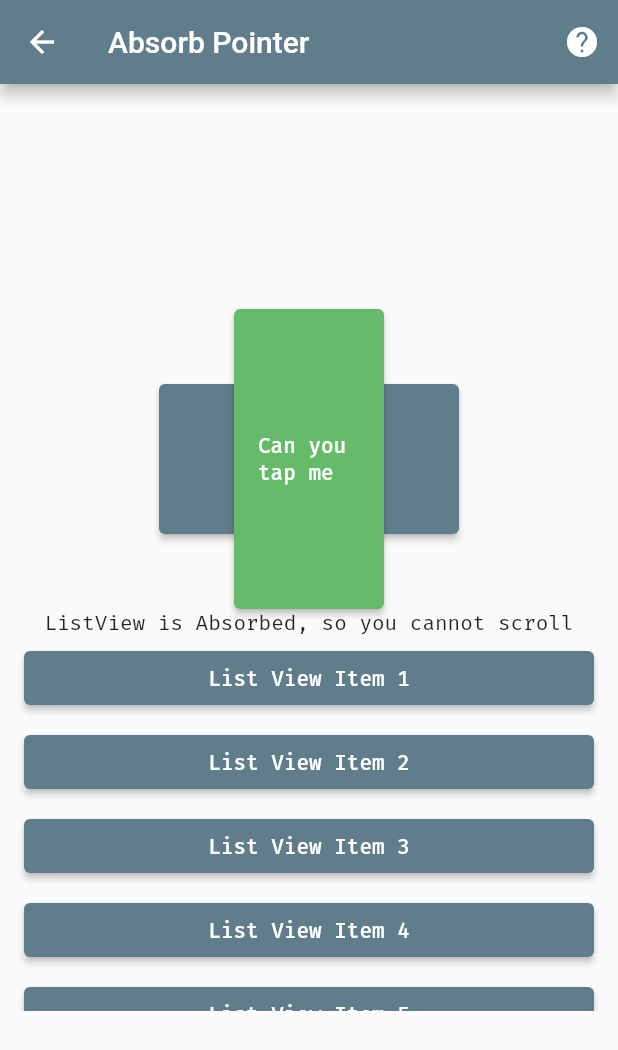
After one commit to nguyenlambuu/flutter100days, a Flutter app: the Day22AbsorbPointer screen opened directly, on a phone screen of 412 x 824 dp. The commit adds this screen. Shown: the top 1050 px of the screen. Run offline on Flutter 3.47's test engine with Material 2 defaults, Android fonts, the light colour scheme and no system bars; our stand-ins replace get, google_fonts.

Commit message:
AbsorbPointer

```diff
--- a/_100_/lib/routes/routes.dart
+++ b/_100_/lib/routes/routes.dart
@@ -19,6 +19,7 @@ import '../screens/day_018_custom_paint.dart';
 import '../screens/day_019_tooltip.dart';
 import '../screens/day_020_fitted_box.dart';
 import '../screens/day_021_layout_builder.dart';
+import '../screens/day_022_absorb_pointer.dart';
 
 Map _routes = {
   "SafeArea": Day1SafeArea(),
@@ -42,6 +43,7 @@ Map _routes = {
   "Tooltip": Day19Tooltip(),
   "FittexBox": Day20FittedBox(),
   "LayoutBuilder": Day21LayoutBuilder(),
+  "AbsorbPointer": Day22AbsorbPointer(),
 };
 
 get routes {
--- /dev/null
+++ b/_100_/lib/screens/day_022_absorb_pointer.dart
@@ -0,0 +1,78 @@
+import 'package:flutter/material.dart';
+
+import '../components/help_icon_button.dart';
+
+class Day22AbsorbPointer extends StatelessWidget {
+  const Day22AbsorbPointer({Key? key}) : super(key: key);
+
+  @override
+  Widget build(BuildContext context) {
+    return Scaffold(
+        appBar: AppBar(
+          title: Text('Absorb Pointer'),
+          actions: [
+            HelpIconButton(
+                url:
+                    'https://api.flutter.dev/flutter/widgets/AbsorbPointer-class.html')
+          ],
+        ),
+        body: SafeArea(
+          child: Column(
+            mainAxisAlignment: MainAxisAlignment.center,
+            children: [
+              Stack(
+                alignment: AlignmentDirectional.center,
+                children: [
+                  SizedBox(
+                    width: 200.0,
+                    height: 100.0,
+                    child: ElevatedButton(
+                      onPressed: () {},
+                      child: null,
+                    ),
+                  ),
+                  SizedBox(
+                    width: 100.0,
+                    height: 200.0,
+                    child: AbsorbPointer(
+                      absorbing: true,
+                      ignoringSemantics: true,
+                      child: ElevatedButton(
+                        style: ElevatedButton.styleFrom(
+                            primary: Colors.green.shade400),
+                        onPressed: () {
+                          print('press');
+                        },
+                        child: GestureDetector(
+                          child: Text('Can you tap me'),
+                          onTap: () {
+                            print('tap');
+                          },
+                        ),
+                      ),
+                    ),
+                  ),
+                ],
+              ),
+              Text('ListView is Absorbed, so you cannot scroll'),
+              AbsorbPointer(
+                absorbing: true,
+                child: Container(
+                  height: 250,
+                  child: ListView.builder(
+                    itemBuilder: (BuildContext ctx, int index) => ListTile(
+                      title: ElevatedButton(
+                        child: Text('List View Item ${index + 1}'),
+                        onPressed: () {
+                          print("List item $index");
+                        },
+                      ),
+                    ),
+                  ),
+                ),
+              )
+            ],
+          ),
+        ));
+  }
+}
```
